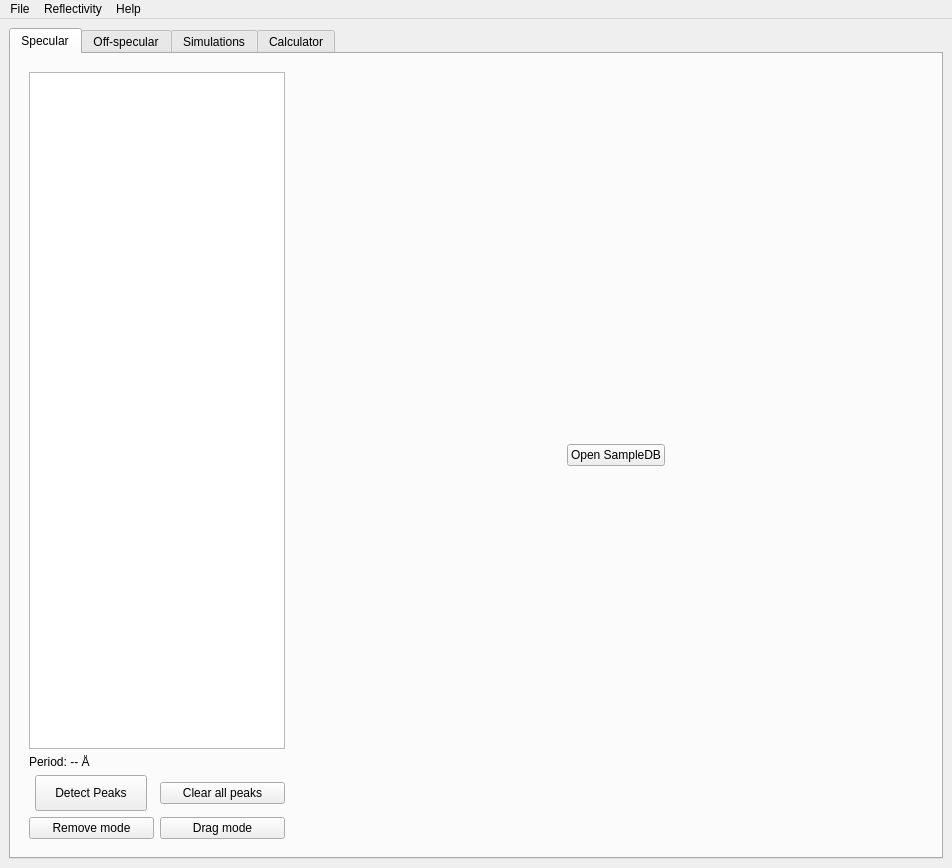
First picture: the form in form.ui, repository sstendahl/KARIN, before the edit.
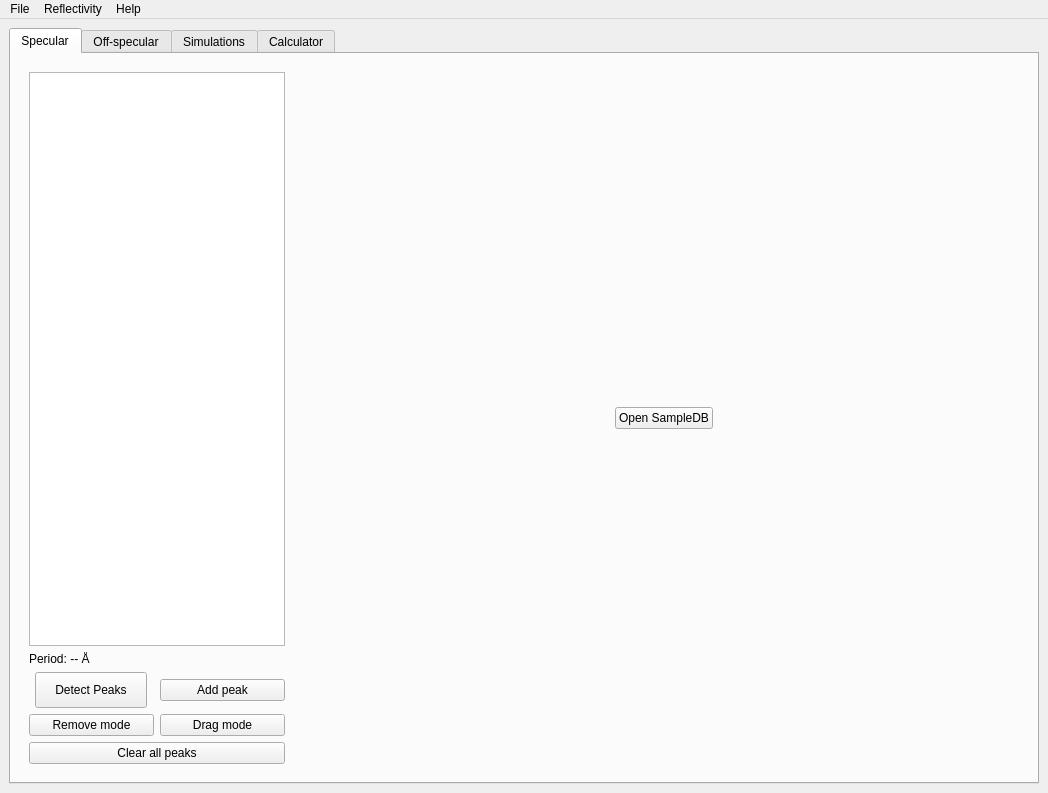
Second picture: the form after the edit.

Commit message: Added "add peak" function

Diff of the .ui file:
```diff
--- a/form.ui
+++ b/form.ui
@@ -6,8 +6,8 @@
    <rect>
     <x>0</x>
     <y>0</y>
-    <width>952</width>
-    <height>868</height>
+    <width>1048</width>
+    <height>793</height>
    </rect>
   </property>
   <property name="windowTitle">
@@ -96,13 +96,6 @@
                         </property>
                        </widget>
                       </item>
-                      <item row="0" column="2">
-                       <widget class="QPushButton" name="removeAll_button">
-                        <property name="text">
-                         <string>Clear all peaks</string>
-                        </property>
-                       </widget>
-                      </item>
                       <item row="0" column="0" alignment="Qt::AlignHCenter">
                        <widget class="QPushButton" name="DetectPeaks_button">
                         <property name="sizePolicy">
@@ -128,7 +121,17 @@
                         </property>
                        </widget>
                       </item>
-                      <item row="1" column="2">
+                      <item row="0" column="1">
+                       <widget class="QPushButton" name="addPeak_button">
+                        <property name="text">
+                         <string>Add peak</string>
+                        </property>
+                        <property name="checkable">
+                         <bool>true</bool>
+                        </property>
+                       </widget>
+                      </item>
+                      <item row="1" column="1">
                        <widget class="QPushButton" name="dragMode_button">
                         <property name="text">
                          <string>Drag mode</string>
@@ -140,6 +143,13 @@
                       </item>
                      </layout>
                     </item>
+                    <item row="6" column="0">
+                     <widget class="QPushButton" name="removeAll_button">
+                      <property name="text">
+                       <string>Clear all peaks</string>
+                      </property>
+                     </widget>
+                    </item>
                    </layout>
                   </item>
                  </layout>
@@ -227,7 +237,7 @@
     <rect>
      <x>0</x>
      <y>0</y>
-     <width>952</width>
+     <width>1048</width>
      <height>29</height>
     </rect>
    </property>
```
The commit also changes 4 other files.
